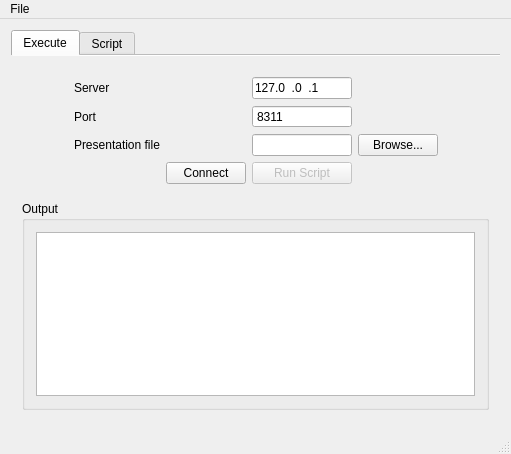
Qt form client/RoboTutorClient/RoboTutorClient.ui (jettan/robotutor) before a commit.
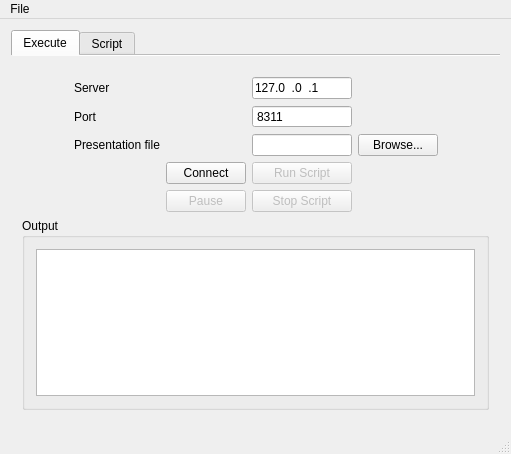
The same form after that commit. Custom widgets are drawn as their Qt base class.

Diff of the .ui file:
```diff
--- a/client/RoboTutorClient/RoboTutorClient.ui
+++ b/client/RoboTutorClient/RoboTutorClient.ui
@@ -181,6 +181,26 @@
             </property>
            </widget>
           </item>
+          <item row="4" column="3">
+           <widget class="QPushButton" name="stopButton">
+            <property name="enabled">
+             <bool>false</bool>
+            </property>
+            <property name="text">
+             <string>Stop Script</string>
+            </property>
+           </widget>
+          </item>
+          <item row="4" column="2">
+           <widget class="QPushButton" name="pauseButton">
+            <property name="enabled">
+             <bool>false</bool>
+            </property>
+            <property name="text">
+             <string>Pause</string>
+            </property>
+           </widget>
+          </item>
          </layout>
         </item>
         <item>
```
Left out of the diff: 22 changed lines with no effect on the pictures.
